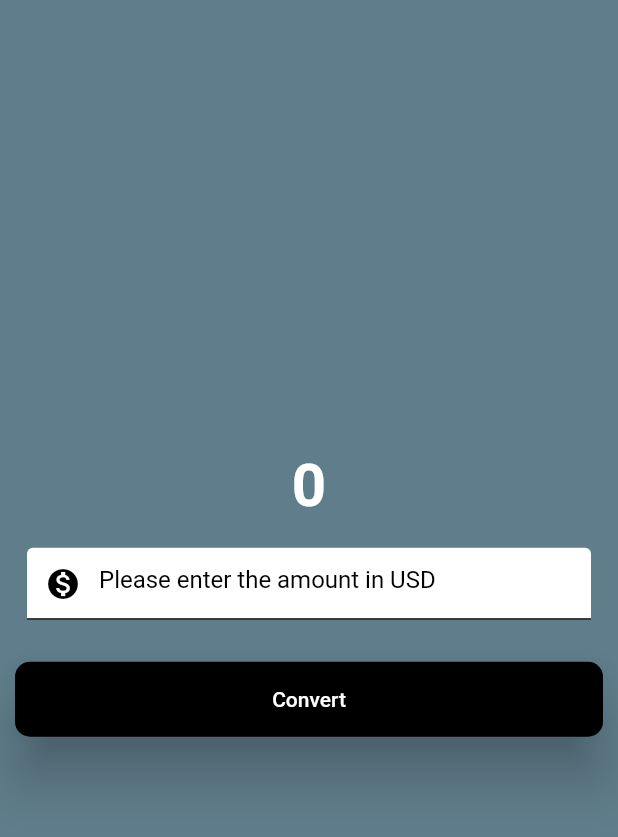
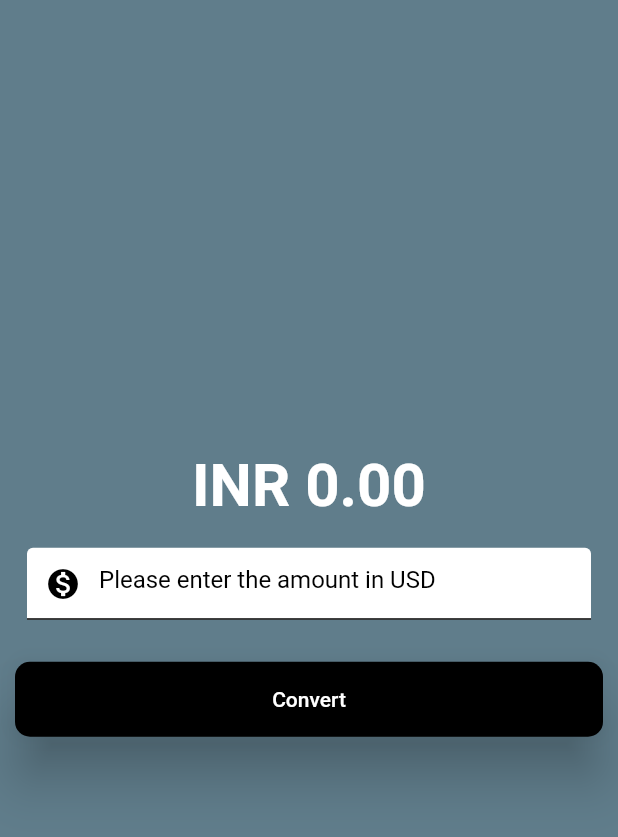
Before and after one commit to Vedant817/Currency-Converter, a Flutter app: the screen it shows after launch, after a tap on "Convert", on a phone screen of 412 x 824 dp, the part 59-896 px from its top. Run offline on Flutter 3.47's test engine with Material 2 defaults, Android fonts, the phone set to English and light mode, and no system bars.

```diff
--- a/lib/currency_converter_material.dart
+++ b/lib/currency_converter_material.dart
@@ -1,8 +1,24 @@
-import 'package:flutter/foundation.dart';
 import 'package:flutter/material.dart';
 
-class CurrencyConverterMaterialPage extends StatelessWidget {
+//? We have two classes here because we can't create mutable variables inside the class.
+class CurrencyConverterMaterialPage extends StatefulWidget {
   const CurrencyConverterMaterialPage({super.key});
+
+  @override
+  State<CurrencyConverterMaterialPage> createState() =>
+      _CurrencyConverterMaterialPageState();
+}
+
+class _CurrencyConverterMaterialPageState
+    extends State<CurrencyConverterMaterialPage> {
+  double result = 0;
+  final TextEditingController textEditingController =
+      TextEditingController(); //? Used to make the use of value input.
+  @override
+  void initState() {
+    //? For assigning values like futures, it can be done inside the initState.
+    super.initState();
+  }
 
   @override
   Widget build(BuildContext context) {
@@ -19,12 +35,13 @@ class CurrencyConverterMaterialPage extends StatelessWidget {
       body: Center(
         child: Column(
           //? To add different types of field.
-          mainAxisAlignment: MainAxisAlignment.center, //? Vertically
+          mainAxisAlignment: MainAxisAlignment.center,
+          //? Vertically
           // crossAxisAlignment: CrossAxisAlignment.center, //* Avoided because we are using Column
           children: [
-            const Text(
-              '0',
-              style: TextStyle(
+            Text(
+              'INR ${result.toStringAsFixed(2)}',
+              style: const TextStyle(
                 fontSize: 40,
                 fontWeight: FontWeight.bold,
                 color: Color.fromARGB(255, 255, 255, 255),
@@ -34,11 +51,12 @@ class CurrencyConverterMaterialPage extends StatelessWidget {
               //? Can also use Padding to set various values.
               padding: const EdgeInsets.all(8.0),
               margin: const EdgeInsets.all(10),
-              child: const TextField(
-                style: TextStyle(
+              child: TextField(
+                controller: textEditingController,
+                style: const TextStyle(
                   color: Colors.black,
                 ),
-                decoration: InputDecoration(
+                decoration: const InputDecoration(
                   // label: Text('Please Enter the amount in INR',style: TextStyle(color: Colors.white),),
                   hintText: 'Please enter the amount in USD',
                   hintStyle: TextStyle(
@@ -62,7 +80,7 @@ class CurrencyConverterMaterialPage extends StatelessWidget {
                   enabledBorder:
                       UnderlineInputBorder(), //? Adds underlined border at bottom.
                 ),
-                keyboardType: TextInputType.numberWithOptions(
+                keyboardType: const TextInputType.numberWithOptions(
                     decimal: true,
                     signed:
                         true), //? Allows to add only that particular data type.
@@ -73,9 +91,9 @@ class CurrencyConverterMaterialPage extends StatelessWidget {
               padding: const EdgeInsets.all(10.0),
               child: ElevatedButton(
                 onPressed: () {
-                  if (kDebugMode) {
-                    print('Button Clicked');
-                  }
+                  setState(() { //? Helps in rebuilt of the required functions.
+                    result = double.parse(textEditingController.text) * 81;
+                  });
                 },
                 style: ButtonStyle(
                   elevation: const MaterialStatePropertyAll(15),
--- a/lib/main.dart
+++ b/lib/main.dart
@@ -1,6 +1,5 @@
 import 'package:currency_converter/currency_converter_material.dart';
 import 'package:flutter/material.dart';
-// import 'package:flutter/cupertino.dart';
 
 void main() {
   runApp(const MyApp());
```
